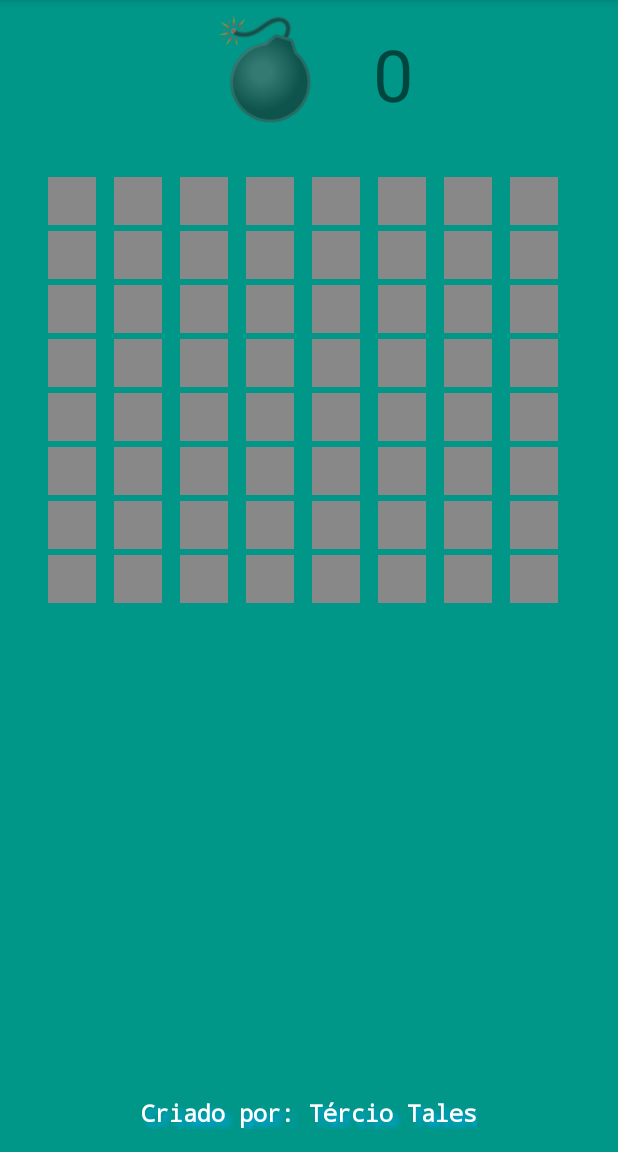
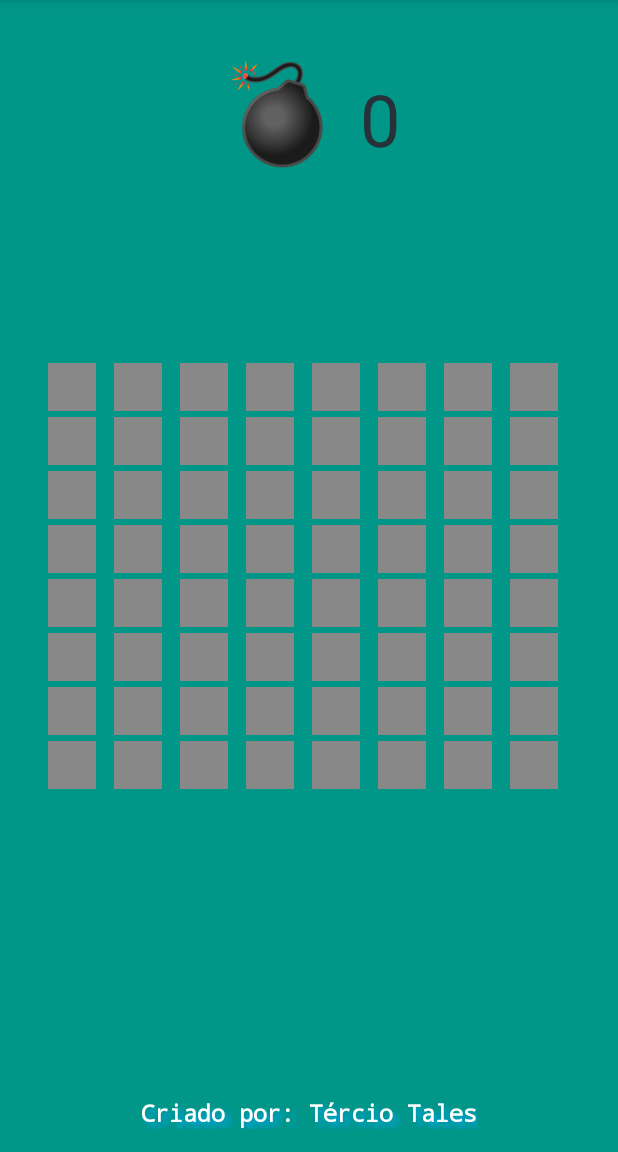
Before and after one commit to terciotales/bombmine, an Android app: the TelaJogo screen opened directly, with no data from a screen before it, on a phone screen of 412 x 824 dp, the part 84-1236 px from its top. Run offline under Robolectric (Android 15) with nearby library versions, the phone set to English and light mode, and no system bars.

Commit message:
Finaliza funcionalidades do jogo

```diff
--- a/app/src/main/java/com/example/campominado/BombMineGame.java
+++ b/app/src/main/java/com/example/campominado/BombMineGame.java
@@ -1,32 +1,18 @@
 package com.example.campominado;
 
 public class BombMineGame {
-    private final com.example.campominado.MineGrid mineGrid;
-    private final boolean gameOver;
+    private final MineGrid mineGrid;
 
     public BombMineGame(int size) {
-        this.gameOver = false;
-        mineGrid = new com.example.campominado.MineGrid(size);
+        mineGrid = new MineGrid(size);
         mineGrid.generateGrid();
     }
 
-    public boolean ganhouJogo() {
-        boolean ganhou = false;
-        for (com.example.campominado.Cell c: getMineGrid().getCells()) {
-            if (c.getValue() == com.example.campominado.Cell.BOMBA) {
-                ganhou = true;
-                break;
-            }
-        }
-
-        return ganhou;
+    public boolean ganhouJogo(Cell cell) {
+        return cell.getValue() == Cell.BOMBA;
     }
 
-    public boolean perdeuJogo() {
-        return gameOver;
-    }
-
-    public com.example.campominado.MineGrid getMineGrid() {
+    public MineGrid getMineGrid() {
         return mineGrid;
     }
 }
--- a/app/src/main/java/com/example/campominado/Cell.java
+++ b/app/src/main/java/com/example/campominado/Cell.java
@@ -5,12 +5,22 @@ public class Cell {
     public static final int VAZIO = 0;
 
     private final int value;
+    private boolean foiRevelado;
 
     public Cell(int value) {
         this.value = value;
+        this.foiRevelado = false;
     }
 
     public int getValue() {
         return value;
     }
+
+    public boolean foiRevelado() {
+        return foiRevelado;
+    }
+
+    public void setRevelado(boolean revelado) {
+        foiRevelado = revelado;
+    }
 }
--- a/app/src/main/java/com/example/campominado/MineGridRecyclerAdapter.java
+++ b/app/src/main/java/com/example/campominado/MineGridRecyclerAdapter.java
@@ -54,7 +54,7 @@ public class MineGridRecyclerAdapter extends RecyclerView.Adapter<MineGridRecycl
             valueTextView = itemView.findViewById(R.id.item_cell_value);
         }
 
-        public void bind(final com.example.campominado.Cell cell) {
+        public void bind(final Cell cell) {
             itemView.setBackgroundColor(Color.GRAY);
 
             itemView.setOnClickListener(new View.OnClickListener() {
@@ -65,20 +65,11 @@ public class MineGridRecyclerAdapter extends RecyclerView.Adapter<MineGridRecycl
             });
 
             if (cell.foiRevelado()) {
-                if (cell.getValue() == com.example.campominado.Cell.BOMBA) {
+                if (cell.getValue() == Cell.BOMBA) {
                     valueTextView.setText(R.string.bomb);
-                } else if (cell.getValue() == com.example.campominado.Cell.VAZIO) {
+                } else {
                     valueTextView.setText("");
                     itemView.setBackgroundColor(Color.WHITE);
-                } else {
-                    valueTextView.setText(String.valueOf(cell.getValue()));
-                    if (cell.getValue() == 1) {
-                        valueTextView.setTextColor(Color.BLUE);
-                    } else if (cell.getValue() == 2) {
-                        valueTextView.setTextColor(Color.GREEN);
-                    } else if (cell.getValue() == 3) {
-                        valueTextView.setTextColor(Color.RED);
-                    }
                 }
             }
         }
--- a/app/src/main/java/com/example/campominado/TelaJogo.java
+++ b/app/src/main/java/com/example/campominado/TelaJogo.java
@@ -4,21 +4,14 @@ import androidx.appcompat.app.AppCompatActivity;
 import androidx.recyclerview.widget.GridLayoutManager;
 import androidx.recyclerview.widget.RecyclerView;
 
-import android.annotation.SuppressLint;
 import android.os.Bundle;
 import android.view.View;
 import android.widget.TextView;
-import android.widget.Toast;
 
 public class TelaJogo extends AppCompatActivity implements OnCellClickListener {
-    public static final int GRID_SIZE = 8;
-
     private MineGridRecyclerAdapter mineGridRecyclerAdapter;
     private BombMineGame BombMine;
 
-
-    @SuppressLint("DefaultLocale")
-    @Override
     protected void onCreate(Bundle savedInstanceState) {
         super.onCreate(savedInstanceState);
         setContentView(R.layout.tela_jogo);
@@ -26,30 +19,32 @@ public class TelaJogo extends AppCompatActivity implements OnCellClickListener {
         RecyclerView grid = findViewById(R.id.grid_campo_minado);
         grid.setLayoutManager(new GridLayoutManager(this, 8));
 
-        BombMine = new BombMineGame(GRID_SIZE);
+        BombMine = new BombMineGame(8);
         mineGridRecyclerAdapter = new MineGridRecyclerAdapter(BombMine.getMineGrid().getCells(), this);
         grid.setAdapter(mineGridRecyclerAdapter);
 
         TextView bomb = findViewById(R.id.activity_main_bomb);
+
         bomb.setOnClickListener(new View.OnClickListener() {
             @Override
             public void onClick(View view) {
-                BombMine = new BombMineGame(GRID_SIZE);
+                BombMine = new BombMineGame(8);
                 mineGridRecyclerAdapter.setCells(BombMine.getMineGrid().getCells());
             }
         });
     }
 
-    @SuppressLint("DefaultLocale")
-    @Override
     public void cellClick(Cell cell) {
-        if (BombMine.perdeuJogo()) {
-            Toast.makeText(getApplicationContext(), "Perdeu!", Toast.LENGTH_SHORT).show();
+        TextView tentativas = findViewById(R.id.tentativas);
+
+        if (BombMine.ganhouJogo(cell)) {
+
         }
 
-        if (BombMine.ganhouJogo()) {
-            Toast.makeText(getApplicationContext(), "Ganhou!", Toast.LENGTH_SHORT).show();
-        }
+        int index = BombMine.getMineGrid().getCells().indexOf(cell);
+        BombMine.getMineGrid().getCells().get(index).setRevelado(true);
+        int numTentativas = (Integer.parseInt(tentativas.getText().toString())) + 1;
+        tentativas.setText(String.valueOf(numTentativas));
 
         mineGridRecyclerAdapter.setCells(BombMine.getMineGrid().getCells());
     }
--- a/app/src/main/res/layout/activity_main.xml
+++ b/app/src/main/res/layout/activity_main.xml
@@ -57,6 +57,7 @@
         android:layout_marginTop="140dp"
         android:backgroundTint="#F87611"
         android:text="Jogar"
+        android:textColor="#FFFFFF"
         android:textSize="16dp"
         android:textStyle="bold" />
 
@@ -68,7 +69,8 @@
         android:layout_centerHorizontal="true"
         android:layout_marginTop="5dp"
         android:backgroundTint="#DD660A"
-        android:text="Sair" />
+        android:text="Sair"
+        android:textColor="#FFFFFF" />
 
     <ImageView
         android:id="@+id/imageView3"
--- a/app/src/main/res/layout/tela_jogo.xml
+++ b/app/src/main/res/layout/tela_jogo.xml
@@ -1,6 +1,5 @@
 <?xml version="1.0" encoding="utf-8"?>
 <RelativeLayout xmlns:android="http://schemas.android.com/apk/res/android"
-    xmlns:app="http://schemas.android.com/apk/res-auto"
     android:layout_width="match_parent"
     android:layout_height="match_parent"
     android:background="#009688">
@@ -10,6 +9,7 @@
         android:layout_width="wrap_content"
         android:layout_height="wrap_content"
         android:layout_centerHorizontal="true"
+        android:layout_marginTop="30dp"
         android:orientation="horizontal">
 
         <TextView
@@ -17,14 +17,16 @@
             android:layout_width="wrap_content"
             android:layout_height="wrap_content"
             android:text="@string/bomb"
+            android:textColor="#263238"
             android:textSize="64sp" />
 
         <TextView
             android:id="@+id/tentativas"
             android:layout_width="wrap_content"
             android:layout_height="wrap_content"
-            android:layout_marginStart="32dp"
+            android:layout_marginStart="15dp"
             android:text="@string/default_count"
+            android:textColor="#263238"
             android:textSize="48sp" />
 
     </LinearLayout>
@@ -33,8 +35,7 @@
         android:id="@+id/grid_campo_minado"
         android:layout_width="match_parent"
         android:layout_height="wrap_content"
-        android:layout_above="@id/author"
-        android:layout_below="@id/linearLayout"
+        android:layout_centerVertical="true"
         android:layout_marginHorizontal="30dp"
         android:layout_marginVertical="30dp" />
 
```
